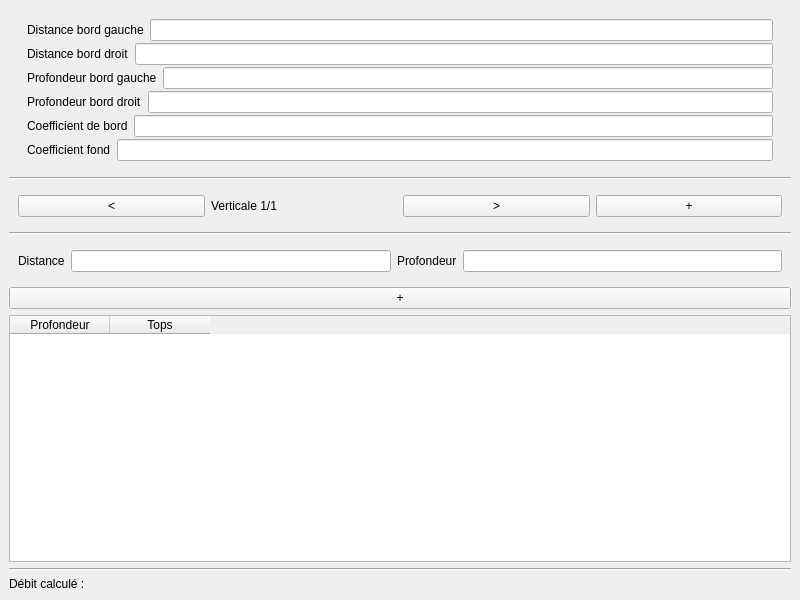
Before: the Qt Designer form mainwindow.ui in vincentheynderickx/depjau-v2, drawn with Qt 5.
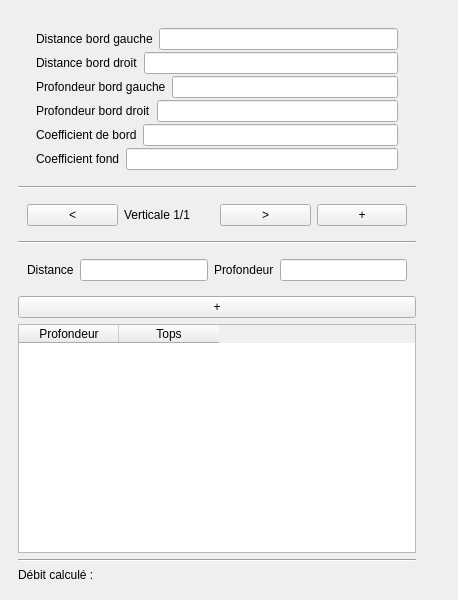
After: the same form once the commit is applied.

Commit message: Change structure of ui to add a right pan

What changed in the file:
```diff
--- a/mainwindow.ui
+++ b/mainwindow.ui
@@ -6,7 +6,7 @@
    <rect>
     <x>0</x>
     <y>0</y>
-    <width>800</width>
+    <width>458</width>
     <height>600</height>
    </rect>
   </property>
@@ -14,7 +14,10 @@
    <string>MainWindow</string>
   </property>
   <widget class="QWidget" name="centralwidget">
-   <layout class="QVBoxLayout" name="verticalLayout">
+   <layout class="QHBoxLayout" name="horizontalLayout_9">
+    <item>
+     <widget class="QWidget" name="left_pan" native="true">
+      <layout class="QVBoxLayout" name="verticalLayout_6">
     <item>
      <widget class="QWidget" name="general_params" native="true">
       <layout class="QVBoxLayout" name="verticalLayout_2">
@@ -275,6 +278,14 @@
       <property name="text">
        <string>Débit calculé : </string>
       </property>
+        </widget>
+       </item>
+      </layout>
+     </widget>
+    </item>
+    <item>
+     <widget class="QWidget" name="right_pan" native="true">
+      <layout class="QVBoxLayout" name="verticalLayout_7"/>
      </widget>
     </item>
    </layout>
```
Lines whose indentation alone changed are shown as unchanged.
